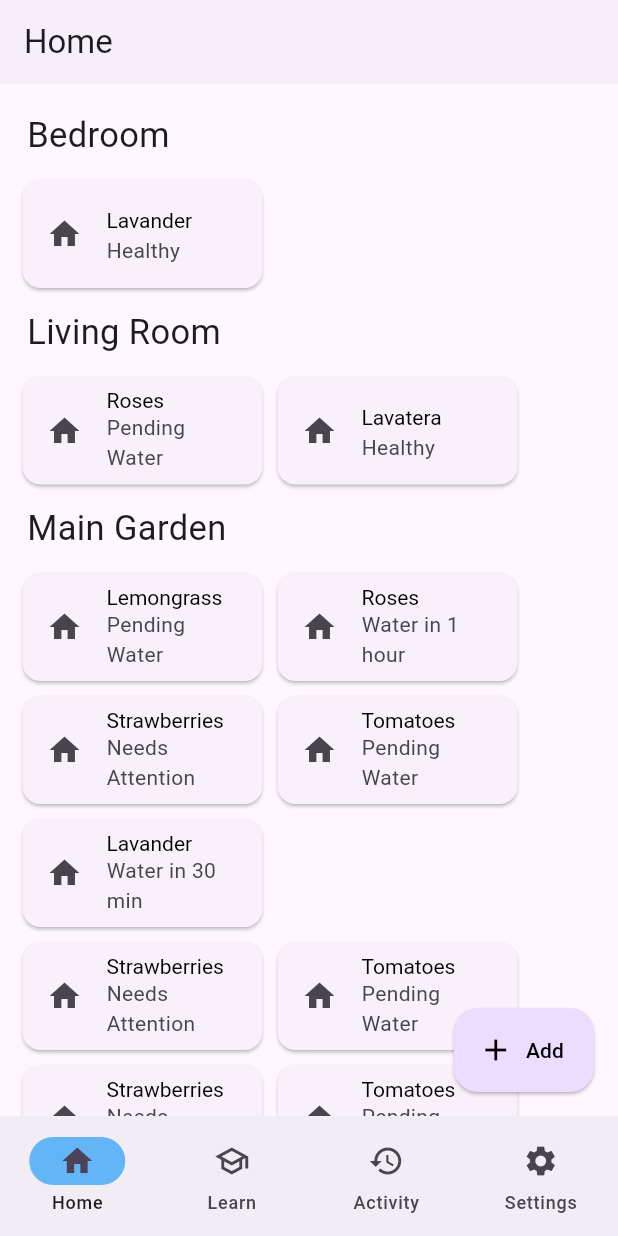
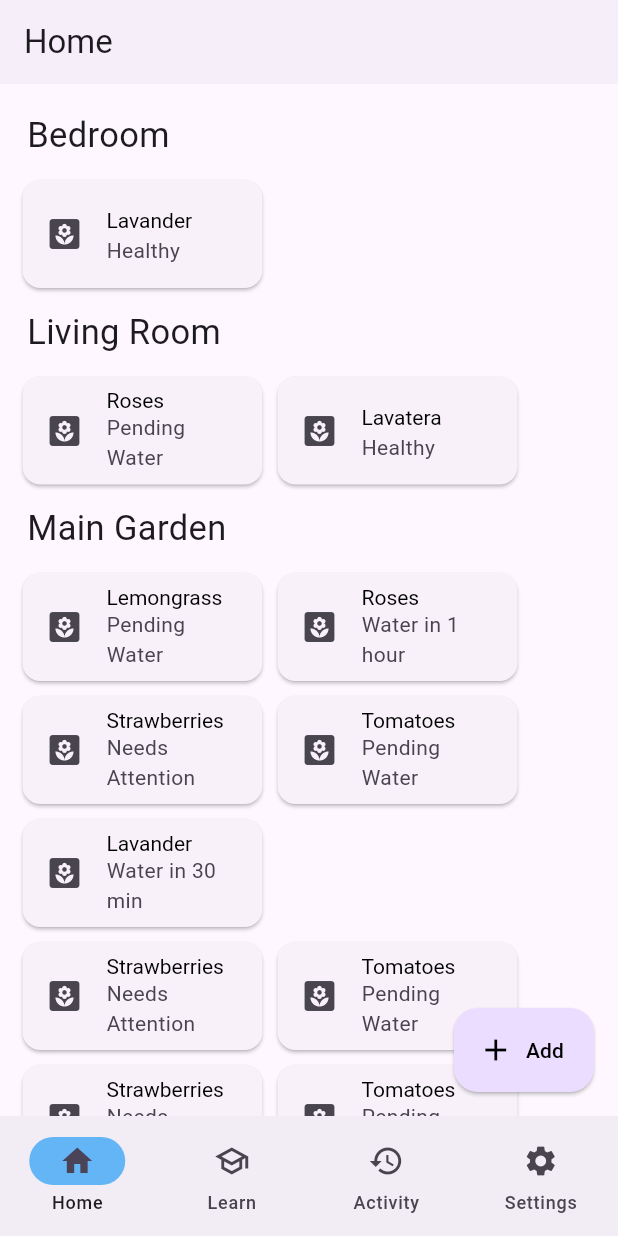
Before and after one commit to nexgeniusupc/plantguard-mobile, a Flutter app: the screen it shows after launch, on a phone screen of 412 x 824 dp. Run offline on Flutter 3.47's test engine with Material 2 defaults, Android fonts, the phone set to English and light mode, and no system bars.

Commit message:
fix: incorrect icons in home view

```diff
--- a/lib/views/home_view.dart
+++ b/lib/views/home_view.dart
@@ -33,7 +33,7 @@ class _HomeViewState extends State<HomeView> {
                 ),
               ),
               AppCard(
-                icon: Icon(Icons.home),
+                icon: Icon(Icons.yard),
                 title: Text('Lavander'),
                 subtitle: Text('Healthy'),
               ),
@@ -49,12 +49,12 @@ class _HomeViewState extends State<HomeView> {
               Row(
                 children: [
                   AppCard(
-                    icon: Icon(Icons.home),
+                    icon: Icon(Icons.yard),
                     title: Text('Roses'),
                     subtitle: Text('Pending Water'),
                   ),
                   AppCard(
-                    icon: Icon(Icons.home),
+                    icon: Icon(Icons.yard),
                     title: Text('Lavatera'),
                     subtitle: Text('Healthy'),
                   ),
@@ -72,12 +72,12 @@ class _HomeViewState extends State<HomeView> {
               Row(
                 children: [
                   AppCard(
-                    icon: Icon(Icons.home),
+                    icon: Icon(Icons.yard),
                     title: Text('Lemongrass'),
                     subtitle: Text('Pending Water'),
                   ),
                   AppCard(
-                    icon: Icon(Icons.home),
+                    icon: Icon(Icons.yard),
                     title: Text('Roses'),
                     subtitle: Text('Water in 1 hour'),
                   ),
@@ -86,12 +86,12 @@ class _HomeViewState extends State<HomeView> {
               Row(
                 children: [
                   AppCard(
-                    icon: Icon(Icons.home),
+                    icon: Icon(Icons.yard),
                     title: Text('Strawberries'),
                     subtitle: Text('Needs Attention'),
                   ),
                   AppCard(
-                    icon: Icon(Icons.home),
+                    icon: Icon(Icons.yard),
                     title: Text('Tomatoes'),
                     subtitle: Text('Pending Water'),
                   ),
@@ -100,7 +100,7 @@ class _HomeViewState extends State<HomeView> {
               Row(
                 children: [
                   AppCard(
-                    icon: Icon(Icons.home),
+                    icon: Icon(Icons.yard),
                     title: Text('Lavander'),
                     subtitle: Text('Water in 30 min'),
                   ),
@@ -109,12 +109,12 @@ class _HomeViewState extends State<HomeView> {
               Row(
                 children: [
                   AppCard(
-                    icon: Icon(Icons.home),
+                    icon: Icon(Icons.yard),
                     title: Text('Strawberries'),
                     subtitle: Text('Needs Attention'),
                   ),
                   AppCard(
-                    icon: Icon(Icons.home),
+                    icon: Icon(Icons.yard),
                     title: Text('Tomatoes'),
                     subtitle: Text('Pending Water'),
                   ),
@@ -123,12 +123,12 @@ class _HomeViewState extends State<HomeView> {
               Row(
                 children: [
                   AppCard(
-                    icon: Icon(Icons.home),
+                    icon: Icon(Icons.yard),
                     title: Text('Strawberries'),
                     subtitle: Text('Needs Attention'),
                   ),
                   AppCard(
-                    icon: Icon(Icons.home),
+                    icon: Icon(Icons.yard),
                     title: Text('Tomatoes'),
                     subtitle: Text('Pending Water'),
                   ),
```
